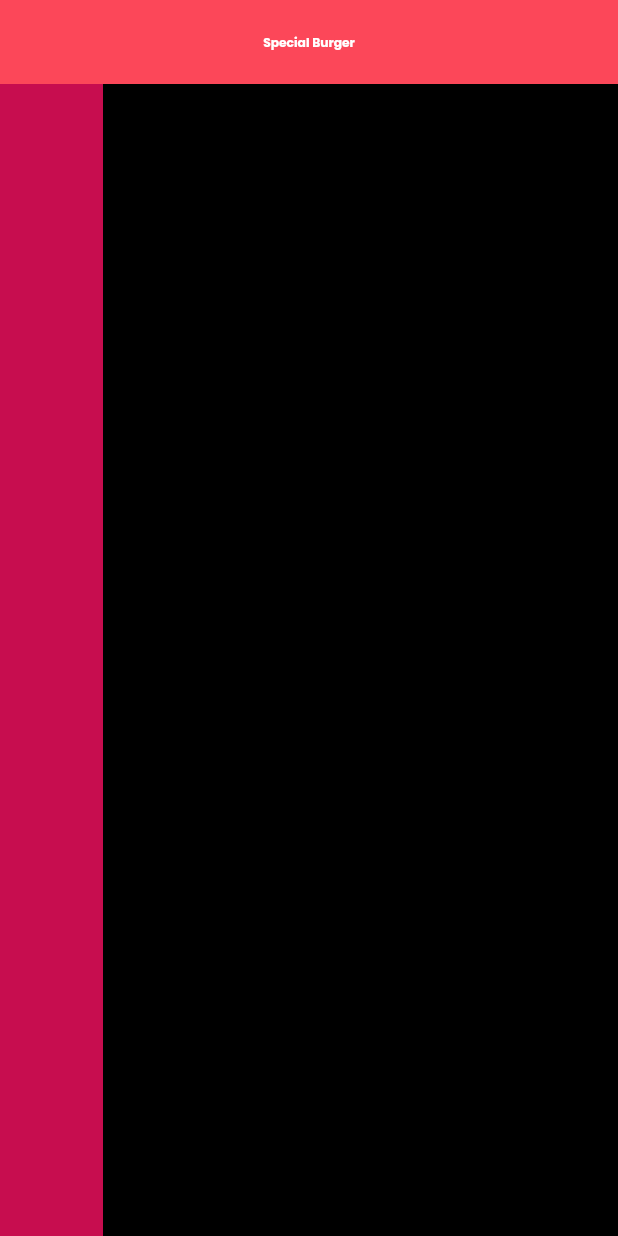
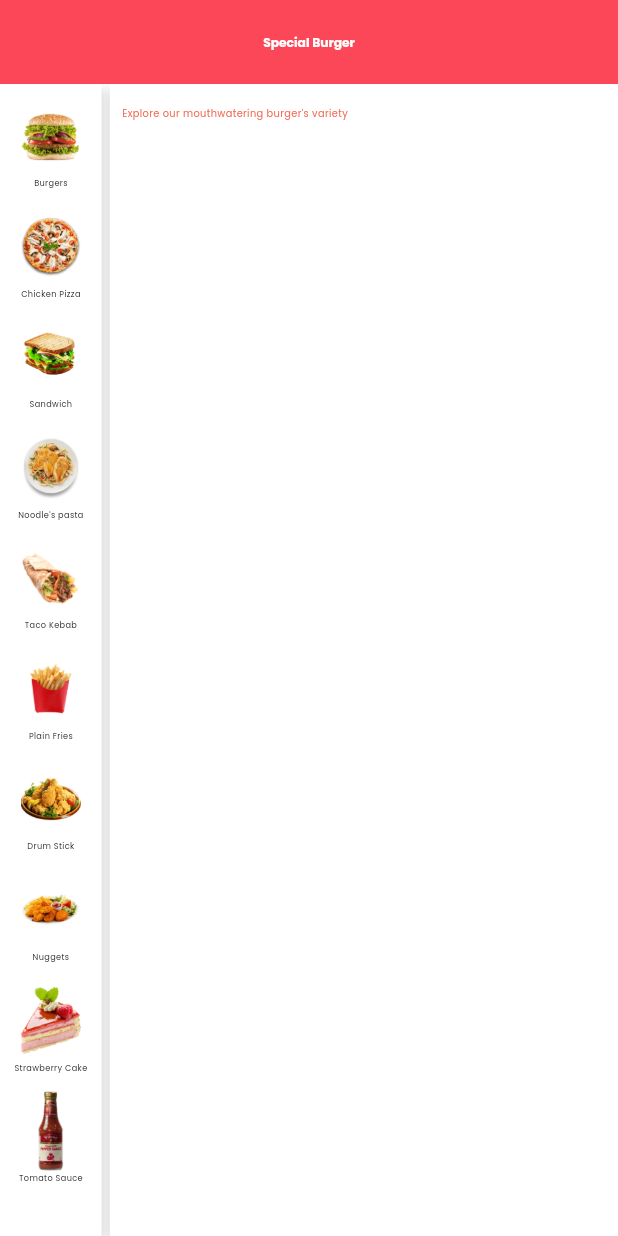
Before and after one commit to uzzist/food_tablet_app, a Flutter app: the HomeScreen screen opened directly, on a phone screen of 412 x 824 dp. Run offline on Flutter 3.47's test engine with Material 3 defaults, Android fonts, the phone set to English and light mode, and no system bars; our stand-ins replace flutter_screenutil, get.

Commit message:
home screen ui ongoing

```diff
--- a/lib/controllers/home_controller.dart
+++ b/lib/controllers/home_controller.dart
@@ -1,5 +1,21 @@
+import 'package:food_tablet_app/utils/values/app_images/app_images.dart';
 import 'package:get/get.dart';
+
+import '../data/models/home_models/menu_option_model.dart';
 
 class HomeController extends GetxController {
 
+  List<MenuOptionModel> menuOptionList = [
+    MenuOptionModel(image: AppImages.burger, name: 'Burgers'),
+    MenuOptionModel(image: AppImages.pizza, name: 'Chicken Pizza'),
+    MenuOptionModel(image: AppImages.sandwich, name: 'Sandwich'),
+    MenuOptionModel(image: AppImages.pasta, name: 'Noodle\'s pasta'),
+    MenuOptionModel(image: AppImages.taco, name: 'Taco Kebab'),
+    MenuOptionModel(image: AppImages.fries, name: 'Plain Fries'),
+    MenuOptionModel(image: AppImages.drumSticks, name: 'Drum Stick'),
+    MenuOptionModel(image: AppImages.nuggets, name: 'Nuggets'),
+    MenuOptionModel(image: AppImages.cake, name: 'Strawberry Cake'),
+    MenuOptionModel(image: AppImages.sauce, name: 'Tomato Sauce'),
+  ];
+
 }
--- /dev/null
+++ b/lib/data/models/home_models/menu_option_model.dart
@@ -0,0 +1,6 @@
+class MenuOptionModel {
+  String image;
+  String name;
+
+  MenuOptionModel({required this.image, required this.name});
+}
--- a/lib/utils/values/app_images/app_images.dart
+++ b/lib/utils/values/app_images/app_images.dart
@@ -7,4 +7,14 @@ class AppImages {
   static const String dutch = 'assets/images/dutch.png';
   static const String english = 'assets/images/english.png';
   static const String arabic = 'assets/images/arabic.png';
+  static const String burger = 'assets/images/burger.png';
+  static const String pizza = 'assets/images/pizza.png';
+  static const String sandwich = 'assets/images/sandwich.png';
+  static const String pasta = 'assets/images/pasta.png';
+  static const String taco = 'assets/images/taco.png';
+  static const String fries = 'assets/images/fries.png';
+  static const String drumSticks = 'assets/images/drumSticks.png';
+  static const String nuggets = 'assets/images/nuggets.png';
+  static const String cake = 'assets/images/cake.png';
+  static const String sauce = 'assets/images/sauce.png';
 }
--- a/lib/views/home/home_screen.dart
+++ b/lib/views/home/home_screen.dart
@@ -1,10 +1,16 @@
 import 'package:flutter/material.dart';
 import 'package:flutter_screenutil/flutter_screenutil.dart';
+import 'package:food_tablet_app/controllers/home_controller.dart';
+import 'package:food_tablet_app/utils/extensions/extensions.dart';
 import 'package:food_tablet_app/utils/values/app_colors/app_colors.dart';
 import 'package:food_tablet_app/utils/values/styles/styles.dart';
+import 'package:get/get.dart';
+import 'package:get/get_core/src/get_main.dart';
 
 class HomeScreen extends StatelessWidget {
-  const HomeScreen({super.key});
+  HomeScreen({super.key});
+
+  HomeController homeController = Get.find();
 
   @override
   Widget build(BuildContext context) {
@@ -24,13 +30,61 @@ class HomeScreen extends StatelessWidget {
         children: [
           Expanded(
               child: Container(
-                color: AppColors.pink,
+                padding: EdgeInsets.only(top: 20.h),
+                decoration: BoxDecoration(
+                  color: AppColors.white,
+                  boxShadow: [
+                    BoxShadow(
+                      offset: Offset(0,3),
+                      blurRadius: 5,
+                      spreadRadius: 0,
+                      color: AppColors.black.withOpacity(.2)
+                    )
+                  ]
+                ),
+                child: ListView.separated(
+                  separatorBuilder: (context, index) => 30.sbh,
+                  itemCount: homeController.menuOptionList.length,
+                    itemBuilder: (context, index) {
+                      return Column(
+                        children: [
+                          Image.asset(homeController.menuOptionList[index].image, height: 148.h, width: 148.w,),
+                          Text(homeController.menuOptionList[index].name, style: kSize20DarkW500Text.copyWith(
+                            fontWeight: FontWeight.normal
+                          ),),
+                        ],
+                      );
+                    }
+                ),
               )
           ),
+          20.sbw,
           Expanded(
             flex: 5,
               child: Container(
-                color: AppColors.black,
+                padding: EdgeInsets.symmetric(horizontal: 30.w),
+                decoration: BoxDecoration(
+                    color: AppColors.white,
+                    boxShadow: [
+                      BoxShadow(
+                          offset: Offset(0,3),
+                          blurRadius: 5,
+                          spreadRadius: 0,
+                          color: AppColors.black.withOpacity(.2)
+                      )
+                    ]
+                ),
+                child: Column(
+                  crossAxisAlignment: CrossAxisAlignment.start,
+                  children: [
+                    40.sbh,
+                    Text('Explore our mouthwatering burger\'s variety', style: kSize24DarkW500Text.copyWith(
+                      color: AppColors.primary,
+                    ),),
+
+
+                  ],
+                ),
               )
           ),
         ],
--- a/lib/views/welcome/choose_option_screen.dart
+++ b/lib/views/welcome/choose_option_screen.dart
@@ -103,7 +103,7 @@ class ChooseOptionScreen extends StatelessWidget {
                 children: [
                   GestureDetector(
                     onTap: () {
-                      Get.to(() => const HomeScreen());
+                      Get.to(() => HomeScreen());
                     },
                     child: Image.asset(
                       AppImages.dutch,
@@ -114,7 +114,7 @@ class ChooseOptionScreen extends StatelessWidget {
                   40.sbw,
                   GestureDetector(
                     onTap: () {
-                      Get.to(() => const HomeScreen());
+                      Get.to(() => HomeScreen());
                     },
                     child: Image.asset(
                       AppImages.english,
@@ -125,7 +125,7 @@ class ChooseOptionScreen extends StatelessWidget {
                   40.sbw,
                   GestureDetector(
                     onTap: () {
-                      Get.to(() => const HomeScreen());
+                      Get.to(() => HomeScreen());
                     },
                     child: Image.asset(
                       AppImages.arabic,
```
Also changed, not shown: assets/images/burger.png (added), assets/images/cake.png (added), assets/images/drumSticks.png (added), assets/images/fries.png (added), assets/images/nuggets.png (added), assets/images/pasta.png (added), assets/images/pizza.png (added), assets/images/sandwich.png (added), assets/images/sauce.png (added), assets/images/taco.png (added).
